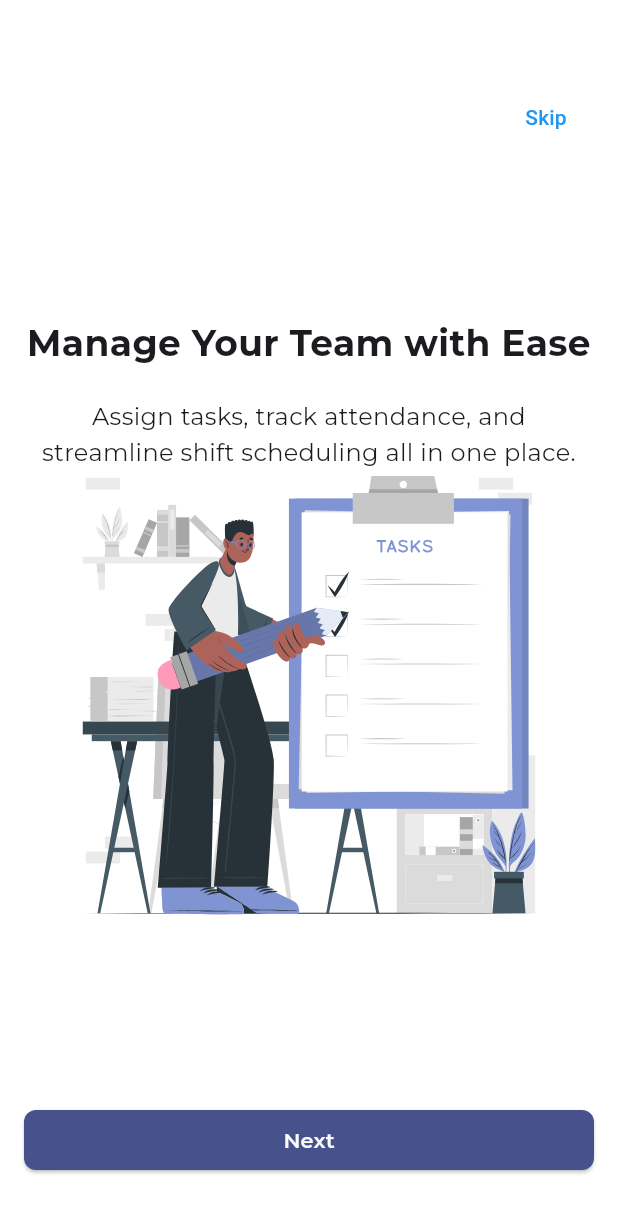
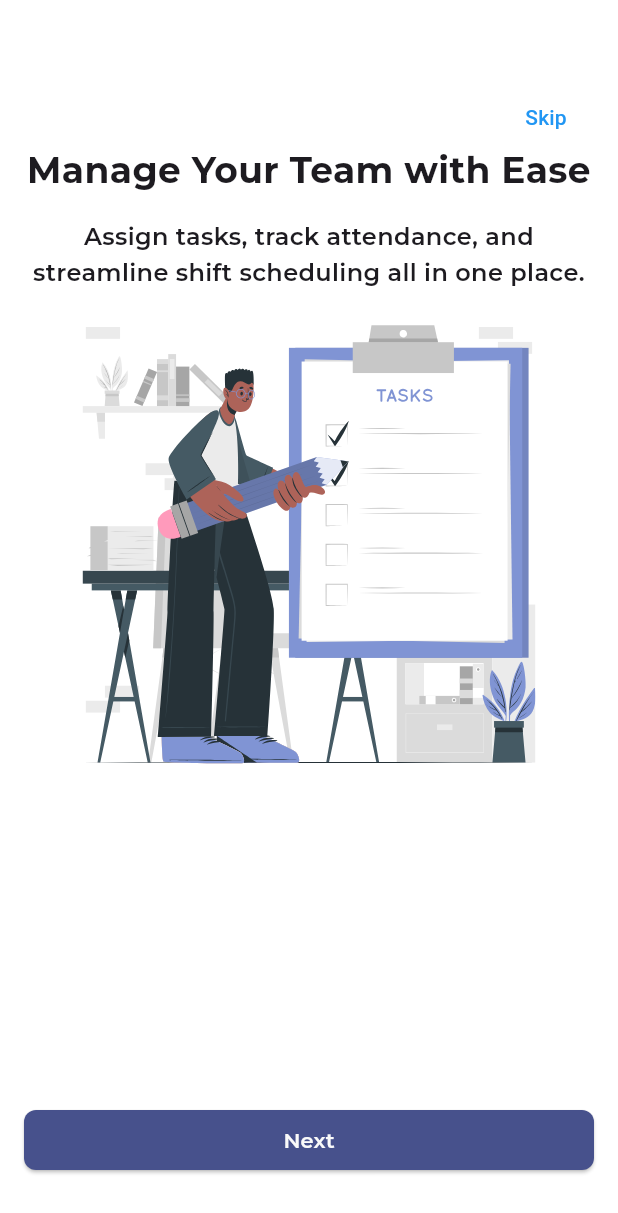
Before and after one commit to Ritik-Tayal/HotelCrew-Flutter, a Flutter app: the screen it shows after launch, swiped to page 2, on a phone screen of 412 x 824 dp. Shown: the top 1213 px of the screen. Run offline on Flutter 3.47's test engine with Material 3 defaults, Android fonts, the phone set to English and light mode, and no system bars; our stand-ins replace flutter_native_splash, flutter_svg, google_fonts.

Commit message:
added margins

```diff
--- a/hotelcrew/lib/features/onboarding/page/onboarding_page.dart
+++ b/hotelcrew/lib/features/onboarding/page/onboarding_page.dart
@@ -168,40 +168,43 @@ class _OnboardingPageState extends State<OnboardingPage> {
   return Padding(
     padding: const EdgeInsets.symmetric(horizontal: 16.0),
     child: Container(
-        margin: EdgeInsets.only(top: 0),
       height: 544,
       width: 328,
       child: Column(
-          mainAxisAlignment: MainAxisAlignment.center,
+        mainAxisAlignment: MainAxisAlignment.start, // Aligns children to the top
         children: [
+          SizedBox(height: 98), // Optional space from the top
           Text(
             _onboardingData[index]["title"]!,
             style: GoogleFonts.montserrat(
               fontSize: 24,
-                fontWeight: FontWeight.bold,
+              fontWeight: FontWeight.w700,
+              height: 1.3,
             ),
             textAlign: TextAlign.center,
           ),
-            SizedBox(height: 20),
+          SizedBox(height: 16),
           Text(
             _onboardingData[index]["description"]!,
             style: GoogleFonts.montserrat(
               fontSize: 16,
               height: 1.5,
+              fontWeight: FontWeight.w600,
             ),
             textAlign: TextAlign.center,
           ),
+          SizedBox(height: 20), // Space between description and SVG
           SvgPicture.asset(
             'assets/onboarding${index + 1}.svg', // Ensure the path is correct
             height: 298.96,
             width: 301.96,
           ),
-
         ],
       ),
     ),
   );
 }
+
 
   void _handleSignUp() {
     // Implement your sign-up logic here
```
Lines whose indentation alone changed are shown as unchanged.
